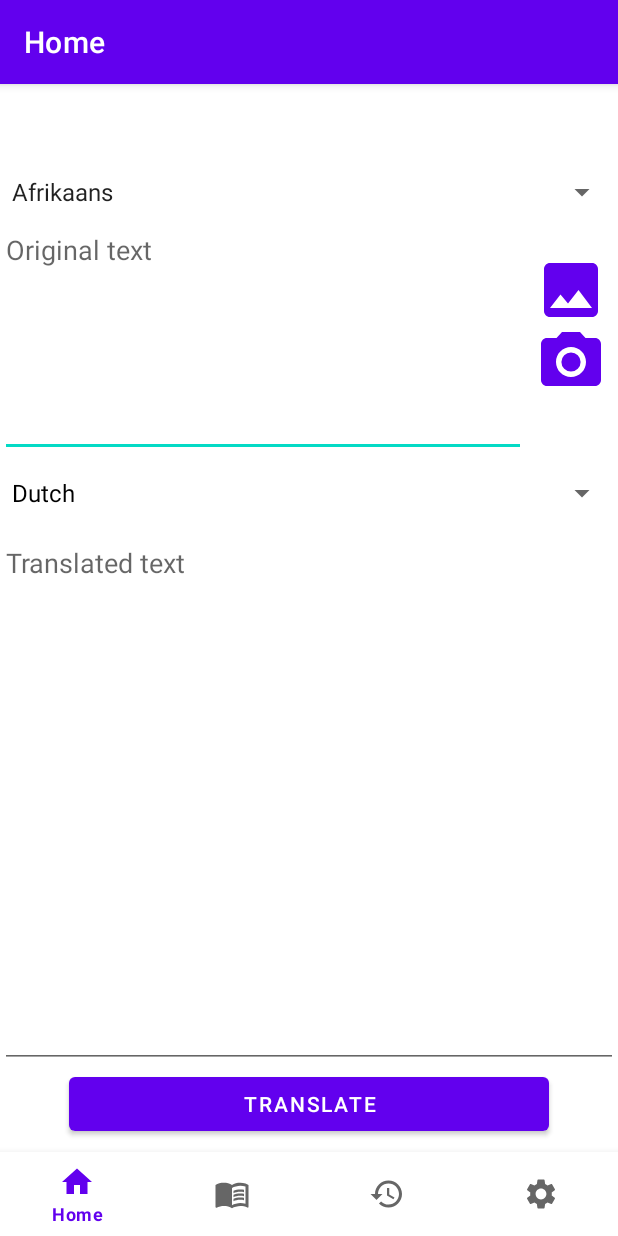
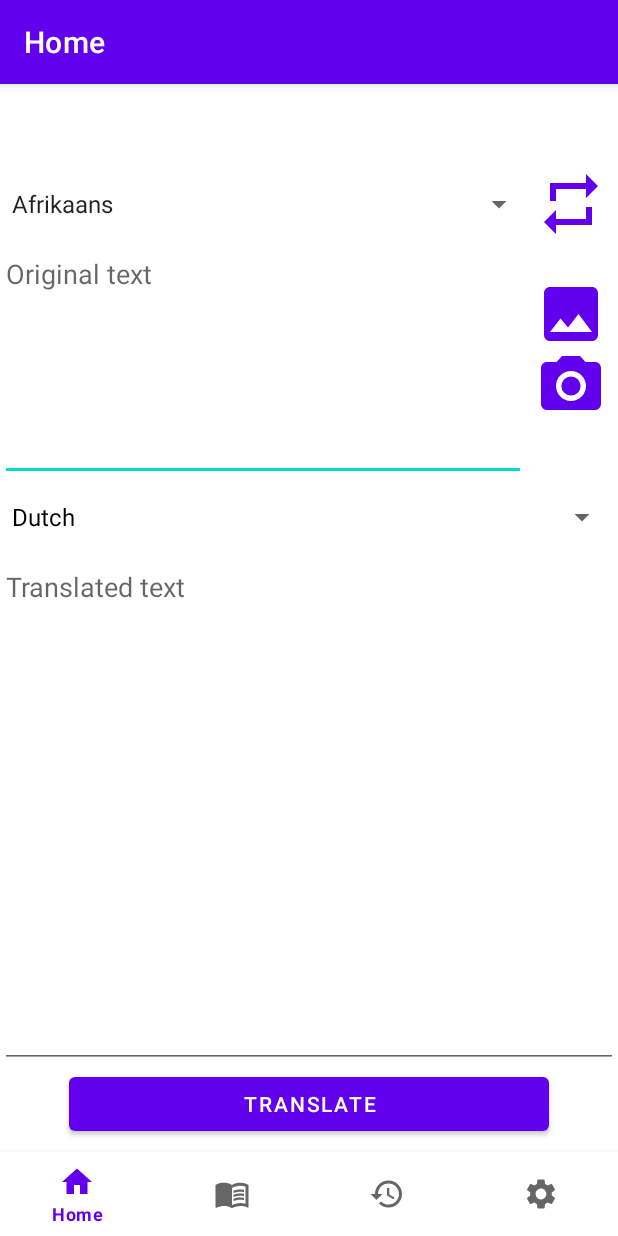
Before and after one commit to joanjerezt/TranslateOCR, an Android app: the screen it shows after launch (MainActivity), on a phone screen of 412 x 824 dp. Run offline under Robolectric (Android 15) with nearby library versions, the phone set to English and light mode, and no system bars; our stand-ins replace navigation-ui.

Commit message:
Exchange languages FINAL

```diff
--- a/app/src/main/java/edu/uoc/jjerezt/translateocr/runtime/dict/Language.kt
+++ b/app/src/main/java/edu/uoc/jjerezt/translateocr/runtime/dict/Language.kt
@@ -416,7 +416,7 @@
             "Haitian" -> {
                 for (i in itemNames.indices)  // Maximum size of i upto --> Your Array Size
                 {
-                    if (i == 4) dataAdapter.add(itemNames[i])
+                    if (i == 3) dataAdapter.add(itemNames[i])
                 }
             }
             "Italian" -> {
--- /dev/null
+++ b/app/src/main/res/drawable/baseline_repeat_24.xml
@@ -0,0 +1,5 @@
+<vector android:height="24dp" android:tint="#000000"
+    android:viewportHeight="24" android:viewportWidth="24"
+    android:width="24dp" xmlns:android="http://schemas.android.com/apk/res/android">
+    <path android:fillColor="@android:color/white" android:pathData="M7,7h10v3l4,-4 -4,-4v3L5,5v6h2L7,7zM17,17L7,17v-3l-4,4 4,4v-3h12v-6h-2v4z"/>
+</vector>
--- a/app/src/main/res/layout/fragment_home.xml
+++ b/app/src/main/res/layout/fragment_home.xml
@@ -8,13 +8,25 @@
 
     <Spinner
         android:id="@+id/spinner"
-        android:layout_width="match_parent"
-        android:layout_height="32dp"
+        android:layout_width="0dp"
+        android:layout_height="48dp"
         android:layout_marginBottom="25dp"
         app:layout_constraintBottom_toTopOf="@+id/image"
-        app:layout_constraintEnd_toEndOf="parent"
+        app:layout_constraintEnd_toStartOf="@+id/exchange"
         app:layout_constraintStart_toStartOf="parent"
         app:layout_constraintTop_toTopOf="parent" />
+
+    <Button
+        android:id="@+id/exchange"
+        android:layout_width="48dp"
+        android:layout_height="48dp"
+        android:layout_marginEnd="7dp"
+        android:background="@drawable/baseline_repeat_24"
+        android:contentDescription="@string/exchange"
+        app:layout_constraintEnd_toEndOf="parent"
+        app:layout_constraintStart_toEndOf="@+id/spinner"
+        app:layout_constraintTop_toTopOf="parent"
+        app:layout_constraintVertical_bias="0.0" />
 
     <EditText
         android:id="@+id/editTextTextMultiLine"
@@ -63,6 +75,7 @@
         android:layout_height="48dp"
         app:layout_constraintBottom_toTopOf="@+id/editTextTextMultiLine2"
         app:layout_constraintEnd_toEndOf="parent"
+        app:layout_constraintHorizontal_bias="0.0"
         app:layout_constraintStart_toStartOf="parent"
         app:layout_constraintTop_toBottomOf="@+id/camera" />
 
--- a/app/src/main/res/values/strings.xml
+++ b/app/src/main/res/values/strings.xml
@@ -53,4 +53,5 @@
     <string name="gallery">Gallery</string>
     <string name="original_text">Original text</string>
     <string name="translated_text">Translated text</string>
+    <string name="exchange">Exchange languages</string>
 </resources>
```
Also changed, not shown: app/src/main/java/edu/uoc/jjerezt/translateocr/ui/home/HomeFragment.kt (+57 -8 lines), app/src/main/res/layout/fragment_notifications.xml (deleted, +0 -22 lines), 1 other file.
